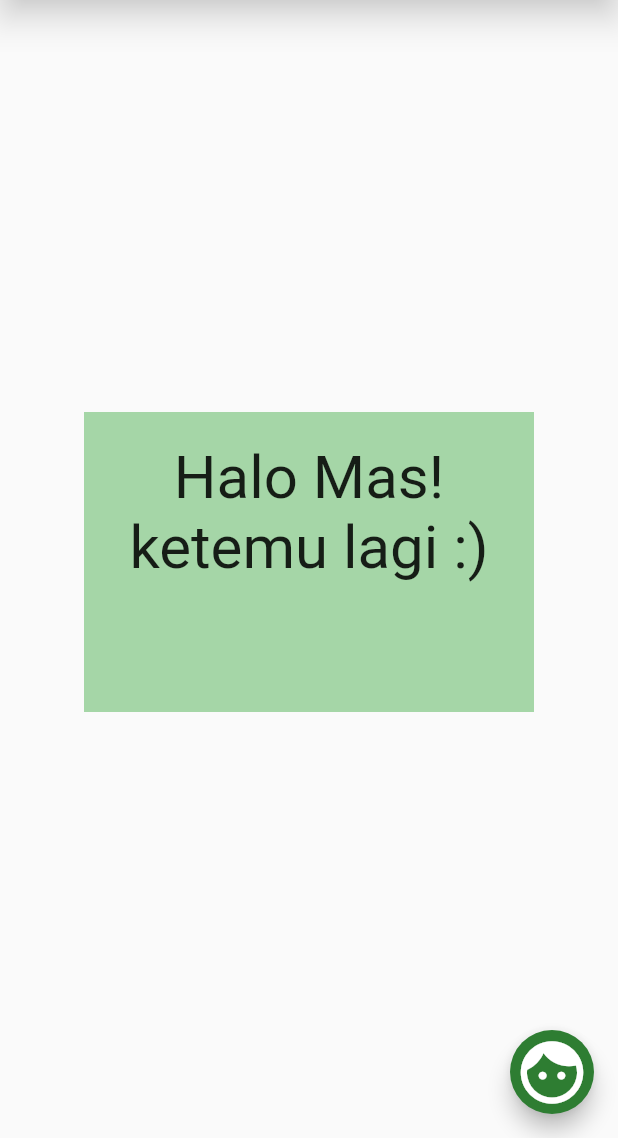
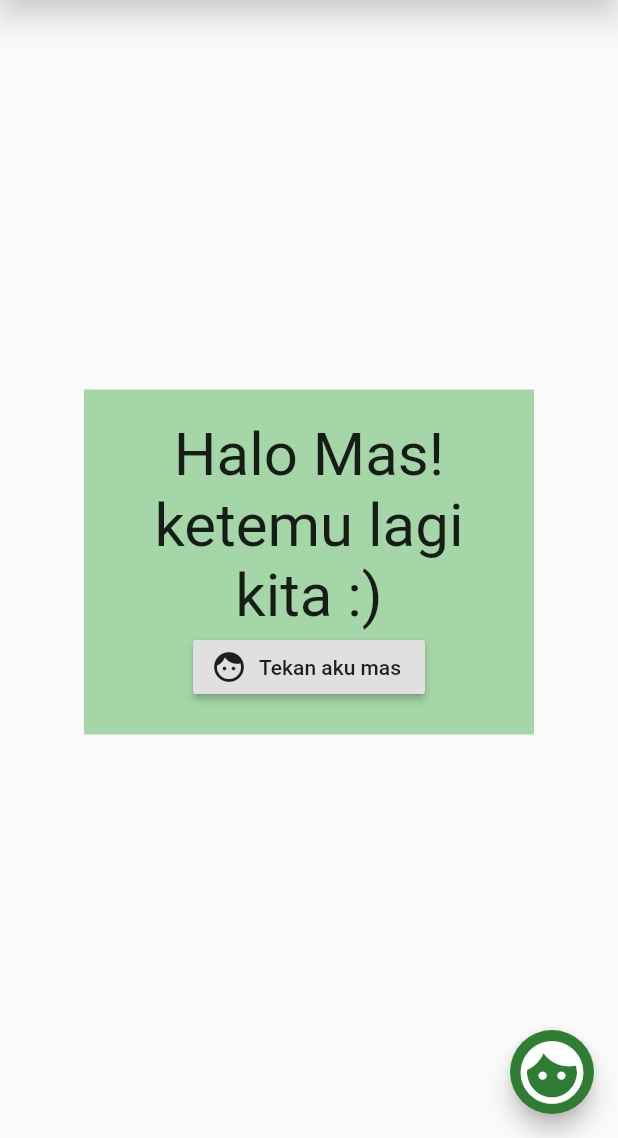
Before and after one commit to bintangDiyantoro/ninjaflutter, a Flutter app: the screen it shows after launch, on a phone screen of 412 x 824 dp, the part 98-1236 px from its top. Run offline on Flutter 3.47's test engine with Material 2 defaults, Android fonts, the phone set to English and light mode, and no system bars.

Commit message:
Container experiment

```diff
--- a/lib/main.dart
+++ b/lib/main.dart
@@ -16,15 +16,24 @@ class MyApp extends StatelessWidget {
         body: Center(
           child: Container(
             color: Colors.green[200],
-            child: Text(
-              "Halo Mas! \nketemu lagi :)",
-              textAlign: TextAlign.center,
-              style: TextStyle(
-                fontSize: 40,
-              ),
+            child: Column(
+              children: <Widget>[
+                Text(
+                  "Halo Mas! \nketemu lagi kita :)",
+                  textAlign: TextAlign.center,
+                  style: TextStyle(
+                    fontSize: 40,
+                  ),
+                ),
+                RaisedButton.icon(
+                  onPressed: () {},
+                  label: Text("Tekan aku mas"),
+                  icon: Icon(Icons.face),
+                )
+              ],
             ),
             padding: EdgeInsets.all(20),
-            height: 200,
+            height: 230,
             width: 300,
           ),
         ),
```
